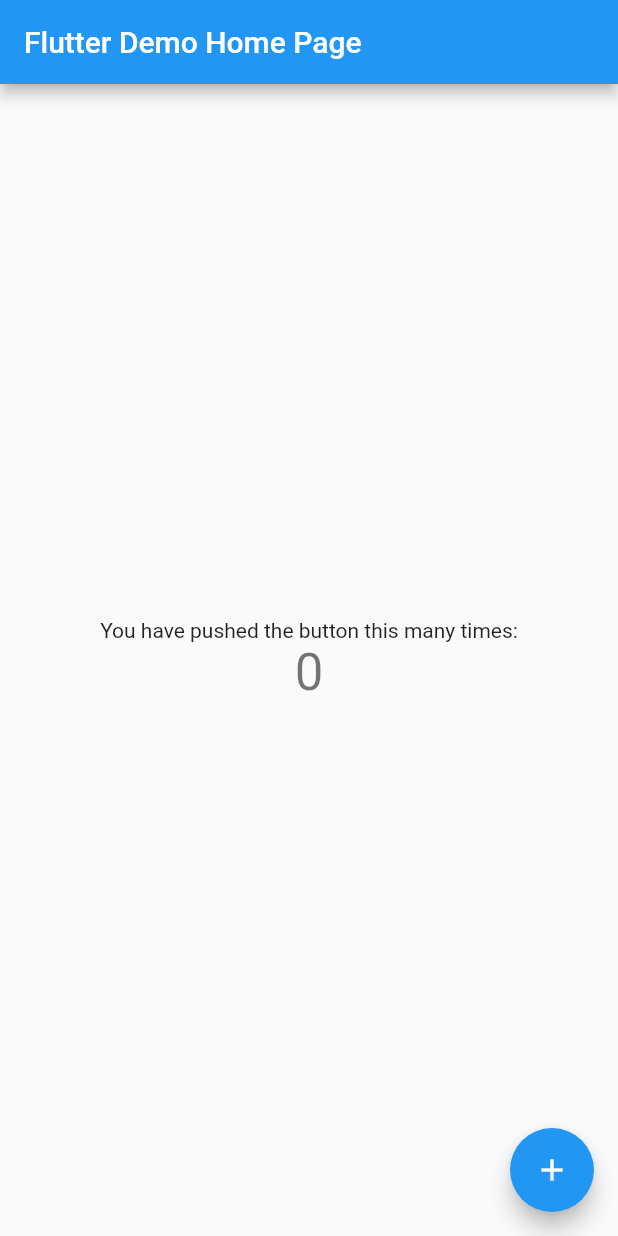
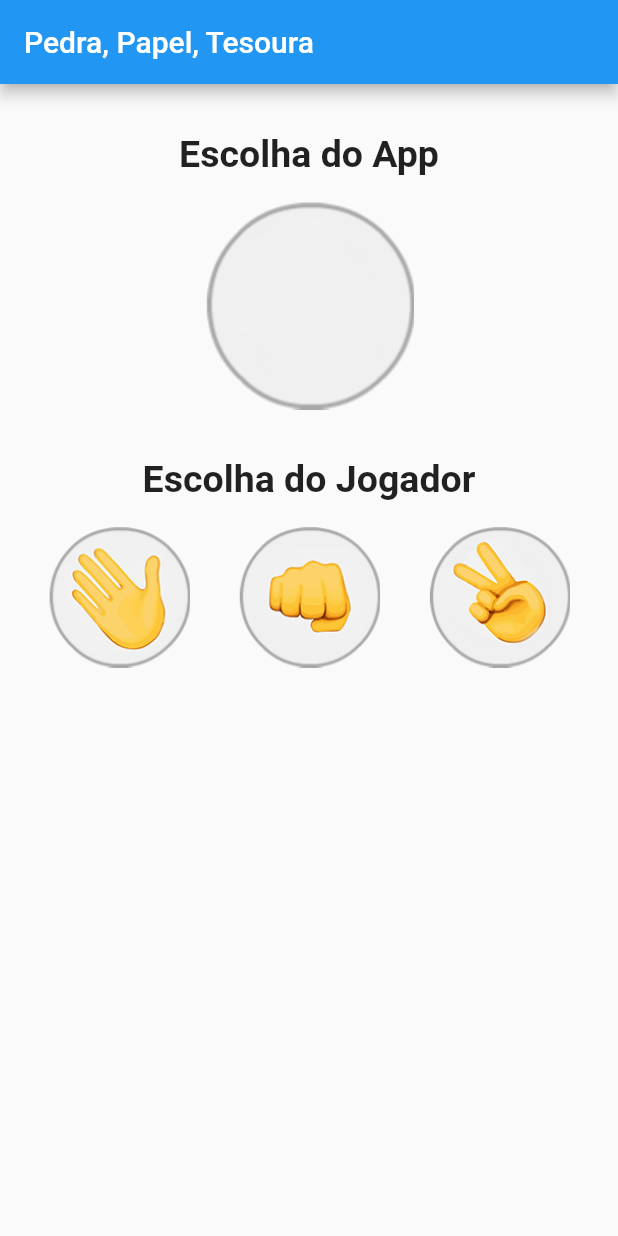
Before and after one commit to Jw-progamer/Joken, a Flutter app: the screen it shows after launch, on a phone screen of 412 x 824 dp. Run offline on Flutter 3.47's test engine with Material 2 defaults, Android fonts, the phone set to English and light mode, and no system bars.

Commit message:
Interface criada

```diff
--- /dev/null
+++ b/lib/Jogo.dart
@@ -0,0 +1,49 @@
+import 'package:flutter/material.dart';
+
+class Jogo extends StatefulWidget {
+  @override
+  _JogoState createState() => _JogoState();
+}
+
+class _JogoState extends State<Jogo> {
+  @override
+  Widget build(BuildContext context) {
+    return Scaffold(
+      appBar: AppBar(
+        title: Text("Pedra, Papel, Tesoura"),
+      ),
+      body: Column(
+        crossAxisAlignment: CrossAxisAlignment.center,
+        children: <Widget>[
+          Padding(
+            padding: EdgeInsets.only(top: 32, bottom: 16),
+            child: Text("Escolha do App",
+            textAlign: TextAlign.center,
+            style: TextStyle(
+              fontSize: 25,
+              fontWeight: FontWeight.bold
+            ),),
+          ),
+          Image.asset("images/padrao.png"),
+          Padding(
+            padding: EdgeInsets.only(top: 32, bottom: 16),
+            child: Text("Escolha do Jogador",
+              textAlign: TextAlign.center,
+              style: TextStyle(
+                  fontSize: 25,
+                  fontWeight: FontWeight.bold
+              ),),
+          ),
+          Row(
+            mainAxisAlignment: MainAxisAlignment.spaceEvenly,
+            children: <Widget>[
+              Image.asset("images/papel.png", height: 95),
+              Image.asset("images/pedra.png",height: 95),
+              Image.asset("images/tesoura.png",height: 95),
+            ],
+          )
+        ],
+      ),
+    );
+  }
+}
--- a/lib/main.dart
+++ b/lib/main.dart
@@ -1,111 +1,8 @@
 import 'package:flutter/material.dart';
+import 'package:joken/Jogo.dart';
 
-void main() => runApp(MyApp());
-
-class MyApp extends StatelessWidget {
-  // This widget is the root of your application.
-  @override
-  Widget build(BuildContext context) {
-    return MaterialApp(
-      title: 'Flutter Demo',
-      theme: ThemeData(
-        // This is the theme of your application.
-        //
-        // Try running your application with "flutter run". You'll see the
-        // application has a blue toolbar. Then, without quitting the app, try
-        // changing the primarySwatch below to Colors.green and then invoke
-        // "hot reload" (press "r" in the console where you ran "flutter run",
-        // or simply save your changes to "hot reload" in a Flutter IDE).
-        // Notice that the counter didn't reset back to zero; the application
-        // is not restarted.
-        primarySwatch: Colors.blue,
-      ),
-      home: MyHomePage(title: 'Flutter Demo Home Page'),
-    );
-  }
+void main(){
+  runApp(MaterialApp(
+    home: Jogo()
+  ));
 }
-
-class MyHomePage extends StatefulWidget {
-  MyHomePage({Key key, this.title}) : super(key: key);
-
-  // This widget is the home page of your application. It is stateful, meaning
-  // that it has a State object (defined below) that contains fields that affect
-  // how it looks.
-
-  // This class is the configuration for the state. It holds the values (in this
-  // case the title) provided by the parent (in this case the App widget) and
-  // used by the build method of the State. Fields in a Widget subclass are
-  // always marked "final".
-
-  final String title;
-
-  @override
-  _MyHomePageState createState() => _MyHomePageState();
-}
-
-class _MyHomePageState extends State<MyHomePage> {
-  int _counter = 0;
-
-  void _incrementCounter() {
-    setState(() {
-      // This call to setState tells the Flutter framework that something has
-      // changed in this State, which causes it to rerun the build method below
-      // so that the display can reflect the updated values. If we changed
-      // _counter without calling setState(), then the build method would not be
-      // called again, and so nothing would appear to happen.
-      _counter++;
-    });
-  }
-
-  @override
-  Widget build(BuildContext context) {
-    // This method is rerun every time setState is called, for instance as done
-    // by the _incrementCounter method above.
-    //
-    // The Flutter framework has been optimized to make rerunning build methods
-    // fast, so that you can just rebuild anything that needs updating rather
-    // than having to individually change instances of widgets.
-    return Scaffold(
-      appBar: AppBar(
-        // Here we take the value from the MyHomePage object that was created by
-        // the App.build method, and use it to set our appbar title.
-        title: Text(widget.title),
-      ),
-      body: Center(
-        // Center is a layout widget. It takes a single child and positions it
-        // in the middle of the parent.
-        child: Column(
-          // Column is also a layout widget. It takes a list of children and
-          // arranges them vertically. By default, it sizes itself to fit its
-          // children horizontally, and tries to be as tall as its parent.
-          //
-          // Invoke "debug painting" (press "p" in the console, choose the
-          // "Toggle Debug Paint" action from the Flutter Inspector in Android
-          // Studio, or the "Toggle Debug Paint" command in Visual Studio Code)
-          // to see the wireframe for each widget.
-          //
-          // Column has various properties to control how it sizes itself and
-          // how it positions its children. Here we use mainAxisAlignment to
-          // center the children vertically; the main axis here is the vertical
-          // axis because Columns are vertical (the cross axis would be
-          // horizontal).
-          mainAxisAlignment: MainAxisAlignment.center,
-          children: <Widget>[
-            Text(
-              'You have pushed the button this many times:',
-            ),
-            Text(
-              '$_counter',
-              style: Theme.of(context).textTheme.display1,
-            ),
-          ],
-        ),
-      ),
-      floatingActionButton: FloatingActionButton(
-        onPressed: _incrementCounter,
-        tooltip: 'Increment',
-        child: Icon(Icons.add),
-      ), // This trailing comma makes auto-formatting nicer for build methods.
-    );
-  }
-}
```
Also changed, not shown: pubspec.yaml (+5 -3 lines), images/padrao.png (added), images/papel.png (added), images/pedra.png (added), images/tesoura.png (added), 2 other files.
